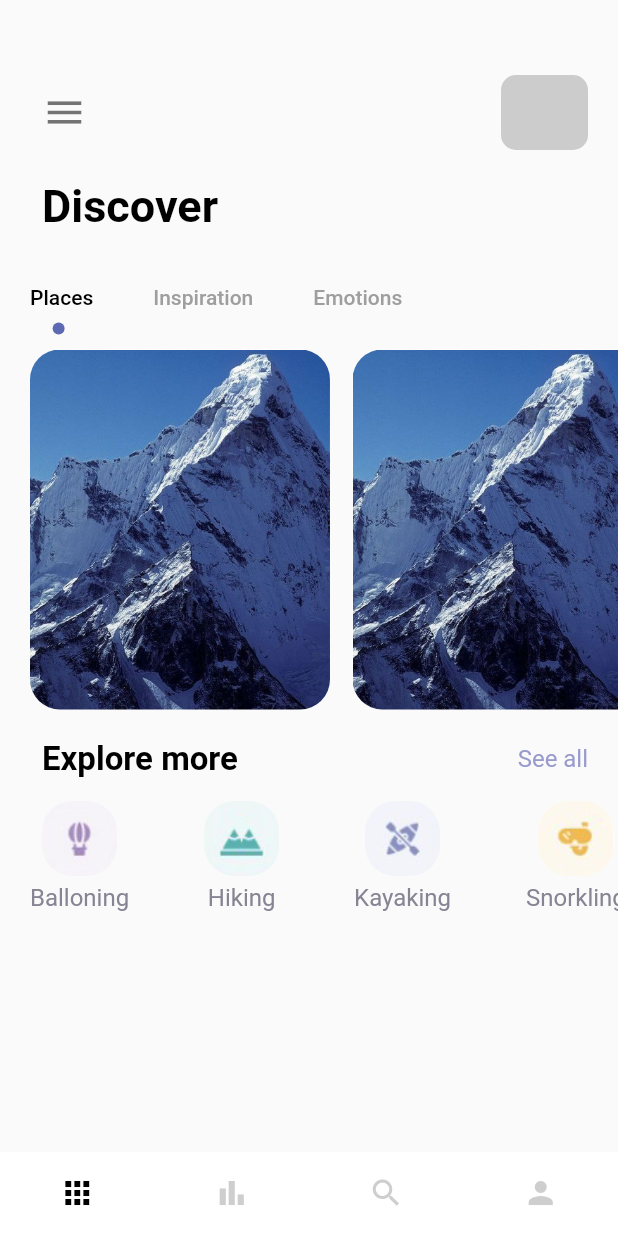
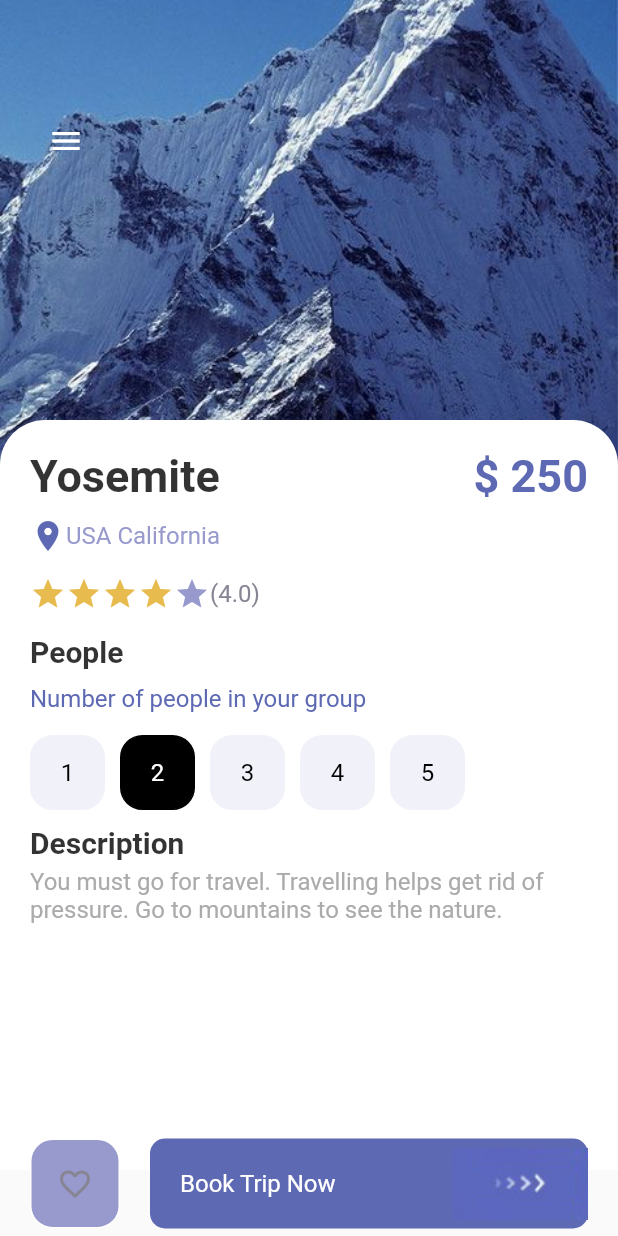
Before and after one commit to mrahman171/travel_app_bd, a Flutter app: the screen it shows after launch, on a phone screen of 412 x 824 dp. Run offline on Flutter 3.47's test engine with Material 2 defaults, Android fonts, the phone set to English and light mode, and no system bars.

Commit message:
all changes

```diff
--- a/lib/main.dart
+++ b/lib/main.dart
@@ -1,4 +1,5 @@
 import 'package:flutter/material.dart';
+import 'package:travelapptest/pages/details_page.dart';
 import 'package:travelapptest/pages/navepages/main_page.dart';
 import './pages/welcome_page.dart';
 
@@ -18,7 +19,7 @@
       theme: ThemeData(
         primarySwatch: Colors.green,
       ),
-      home: MainPage(),
+      home: DetailsPage(),
     );
   }
 }
--- a/lib/pages/details_page.dart
+++ b/lib/pages/details_page.dart
@@ -0,0 +1,219 @@
+import 'package:flutter/material.dart';
+import 'package:flutter/src/foundation/key.dart';
+import 'package:flutter/src/widgets/framework.dart';
+import 'package:travelapptest/misc/colors.dart';
+import 'package:travelapptest/widgets/app_button.dart';
+import 'package:travelapptest/widgets/app_large_text1.dart';
+import 'package:travelapptest/widgets/app_text.dart';
+import 'package:travelapptest/widgets/responsive_button.dart';
+
+class DetailsPage extends StatefulWidget {
+  const DetailsPage({Key? key}) : super(key: key);
+
+  @override
+  State<DetailsPage> createState() => _DetailsPageState();
+}
+
+class _DetailsPageState extends State<DetailsPage> {
+  int gottenStars = 4;
+  int SelectedIndex = 1;
+  @override
+  Widget build(BuildContext context) {
+    return Scaffold(
+      body: Container(
+        width: double.maxFinite,
+        height: double.maxFinite,
+        child: Stack(
+          children: [
+            Positioned(
+              left: 0,
+              right: 0,
+              child: Container(
+                width: double.maxFinite,
+                height: 350,
+                decoration: BoxDecoration(
+                  image: DecorationImage(
+                      image: AssetImage("img/mountain.jpeg"),
+                      fit: BoxFit.cover),
+                ),
+              ),
+            ),
+            Positioned(
+              left: 20,
+              top: 70,
+              child: Row(
+                children: [
+                  IconButton(
+                    onPressed: () {},
+                    icon: Icon(Icons.menu),
+                    color: Colors.white,
+                  ),
+                ],
+              ),
+            ),
+            Positioned(
+              top: 280,
+              child: Container(
+                //margin: EdgeInsets.only(left: 20, right: 20),
+                padding: EdgeInsets.only(left: 20, right: 20, top: 20),
+                width: MediaQuery.of(context).size.width,
+                height: 500,
+                decoration: BoxDecoration(
+                  color: Colors.white,
+                  borderRadius: BorderRadius.only(
+                    topLeft: Radius.circular(30),
+                    topRight: Radius.circular(30),
+                  ),
+                ),
+                child: Column(
+                  crossAxisAlignment: CrossAxisAlignment.start,
+                  children: [
+                    Row(
+                      mainAxisAlignment: MainAxisAlignment.spaceBetween,
+                      children: [
+                        AppLargetext(
+                          text: "Yosemite",
+                          color: Colors.black.withOpacity(0.8),
+                        ),
+                        AppLargetext(
+                          text: "\$ 250",
+                          color: AppColors.mainColor,
+                        ),
+                      ],
+                    ),
+                    SizedBox(
+                      height: 10,
+                    ),
+                    Row(
+                      children: [
+                        Icon(
+                          Icons.location_on,
+                          color: AppColors.mainColor,
+                        ),
+                        SizedBox(
+                          height: 5,
+                        ),
+                        Apptext(
+                          text: "USA California",
+                          color: AppColors.textColor1,
+                        )
+                      ],
+                    ),
+                    SizedBox(
+                      height: 15,
+                    ),
+                    Row(
+                      children: [
+                        Wrap(
+                          children: List.generate(5, (index) {
+                            return Icon(
+                              Icons.star,
+                              color: index < gottenStars
+                                  ? AppColors.starColor
+                                  : AppColors.textColor1,
+                            );
+                          }),
+                        ),
+                        Apptext(
+                          text: "(4.0)",
+                          color: AppColors.textColor2,
+                        )
+                      ],
+                    ),
+                    SizedBox(
+                      height: 15,
+                    ),
+                    AppLargetext(
+                      text: "People",
+                      color: Colors.black.withOpacity(0.8),
+                      size: 20,
+                    ),
+                    SizedBox(
+                      height: 10,
+                    ),
+                    Apptext(
+                      text: "Number of people in your group",
+                      color: AppColors.mainColor,
+                    ),
+                    SizedBox(
+                      height: 15,
+                    ),
+                    Wrap(
+                      children: List.generate(
+                        5,
+                        (index) {
+                          return InkWell(
+                            onTap: () {
+                              setState(() {
+                                SelectedIndex = index;
+                              });
+                            },
+                            child: Container(
+                              margin: EdgeInsets.only(right: 10),
+                              child: AppButtons(
+                                size: 50,
+                                color: SelectedIndex == index
+                                    ? Colors.white
+                                    : Colors.black,
+                                borderColor: SelectedIndex == index
+                                    ? Colors.black
+                                    : AppColors.buttonBackground,
+                                backgroundColor: SelectedIndex == index
+                                    ? Colors.black
+                                    : AppColors.buttonBackground,
+                                text: (index + 1).toString(),
+                              ),
+                            ),
+                          );
+                        },
+                      ),
+                    ),
+                    SizedBox(
+                      height: 10,
+                    ),
+                    AppLargetext(
+                      text: "Description",
+                      color: Colors.black.withOpacity(0.8),
+                      size: 20,
+                    ),
+                    SizedBox(
+                      height: 5,
+                    ),
+                    Apptext(
+                      text:
+                          "You must go for travel. Travelling helps get rid of pressure. Go to mountains to see the nature.",
+                      color: AppColors.mainTextColor,
+                    ),
+                  ],
+                ),
+              ),
+            ),
+            Positioned(
+              bottom: 5,
+              left: 20,
+              right: 20,
+              child: Row(
+                children: [
+                  AppButtons(
+                    size: 60,
+                    color: AppColors.textColor2,
+                    borderColor: Colors.white,
+                    backgroundColor: AppColors.textColor1,
+                    isIcon: true,
+                    icon: Icons.favorite_border,
+                  ),
+                  SizedBox(
+                    width: 20,
+                  ),
+                  ResponsiveButton(
+                    isResponsive: true,
+                  )
+                ],
+              ),
+            )
+          ],
+        ),
+      ),
+    );
+  }
+}
--- /dev/null
+++ b/lib/widgets/app_button.dart
@@ -0,0 +1,53 @@
+import 'package:flutter/material.dart';
+import 'package:flutter/src/foundation/key.dart';
+import 'package:flutter/src/widgets/framework.dart';
+import 'package:travelapptest/misc/colors.dart';
+import 'package:travelapptest/widgets/app_text.dart';
+
+class AppButtons extends StatelessWidget {
+  final Color color;
+  String? text;
+  IconData? icon;
+  final Color backgroundColor;
+  double size;
+  final Color borderColor;
+  bool? isIcon;
+  AppButtons(
+      {Key? key,
+      this.isIcon = false,
+      this.text = 'Hi',
+      this.icon,
+      required this.size,
+      required this.color,
+      required this.borderColor,
+      required this.backgroundColor});
+
+  @override
+  Widget build(BuildContext context) {
+    return Container(
+      width: size,
+      height: size,
+      decoration: BoxDecoration(
+        border: Border.all(
+          color: borderColor,
+          width: 1.0,
+        ),
+        borderRadius: BorderRadius.circular(15),
+        color: backgroundColor,
+      ),
+      child: isIcon == false
+          ? Center(
+              child: Apptext(
+                text: text!,
+                color: color,
+              ),
+            )
+          : Center(
+              child: Icon(
+                icon,
+                color: color,
+              ),
+            ),
+    );
+  }
+}
--- a/lib/widgets/responsive_button.dart
+++ b/lib/widgets/responsive_button.dart
@@ -1,22 +1,40 @@
 import 'package:flutter/cupertino.dart';
+import 'package:flutter/material.dart';
 import 'package:flutter/src/widgets/framework.dart';
 import 'package:travelapptest/misc/colors.dart';
+import 'package:travelapptest/widgets/app_text.dart';
 
 class ResponsiveButton extends StatelessWidget {
   bool? isResponsive;
   double? width;
-  ResponsiveButton({this.width, this.isResponsive = false});
+  ResponsiveButton({this.width = 120, this.isResponsive = false});
 
   @override
   Widget build(BuildContext context) {
-    return Container(
-      width: width,
-      height: 60,
-      decoration: BoxDecoration(
-          borderRadius: BorderRadius.circular(10), color: AppColors.mainColor),
-      child: Row(
-        mainAxisAlignment: MainAxisAlignment.center,
-        children: [Image.asset("img/button-one.png")],
+    return Flexible(
+      child: Container(
+        width: isResponsive == true ? double.maxFinite : width,
+        height: 60,
+        decoration: BoxDecoration(
+            borderRadius: BorderRadius.circular(10),
+            color: AppColors.mainColor),
+        child: Row(
+          mainAxisAlignment: isResponsive == true
+              ? MainAxisAlignment.spaceBetween
+              : MainAxisAlignment.center,
+          children: [
+            isResponsive == true
+                ? Container(
+                    margin: EdgeInsets.only(left: 20),
+                    child: Apptext(
+                      text: "Book Trip Now",
+                      color: Colors.white,
+                    ),
+                  )
+                : Container(),
+            Image.asset("img/button-one.png")
+          ],
+        ),
       ),
     );
   }
```
